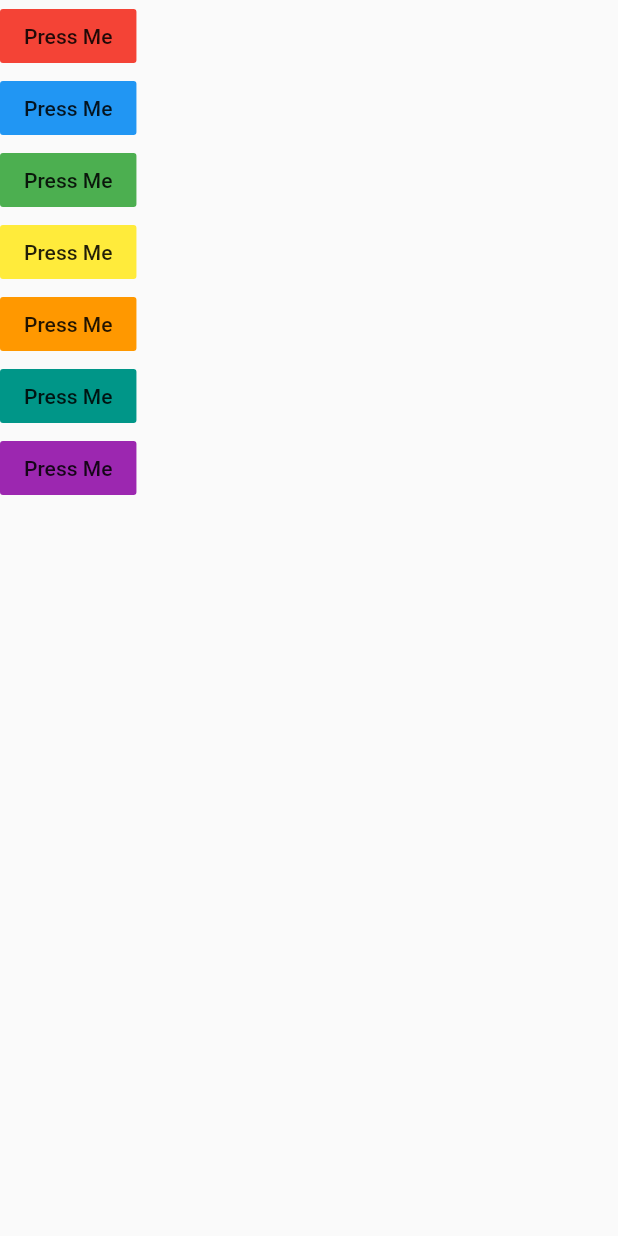
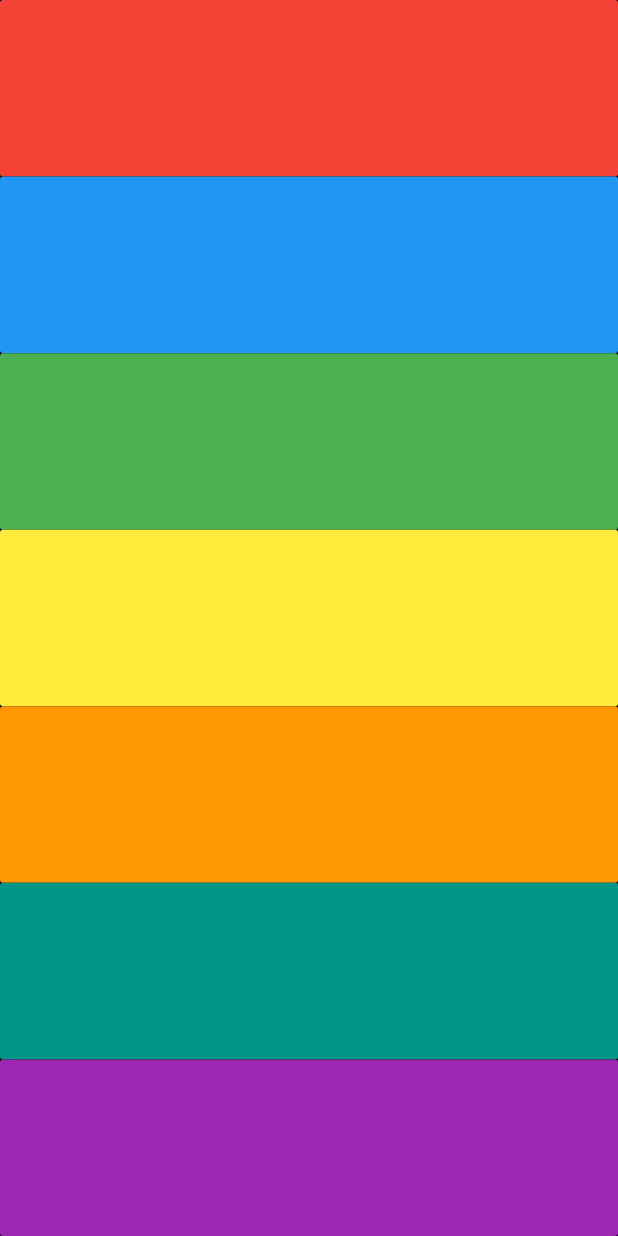
Before and after one commit to PaulDudsdeemaytha/xylophone-flutter, a Flutter app: the screen it shows after launch, on a phone screen of 412 x 824 dp. Run offline on Flutter 3.47's test engine with Material 2 defaults, Android fonts, the phone set to English and light mode, and no system bars; our stand-ins replace audioplayers.

Commit message:
Updated the UI to expand the FlatButton

```diff
--- a/lib/main.dart
+++ b/lib/main.dart
@@ -1,5 +1,6 @@
 import 'package:flutter/material.dart';
 import 'package:audioplayers/audio_cache.dart';
+import 'package:flutter/widgets.dart';
 
 void main() {
   runApp(XylophoneApp());
@@ -15,56 +16,66 @@ class XylophoneApp extends StatelessWidget {
   Widget build(BuildContext context) {
     return MaterialApp(
       home: Scaffold(
+        backgroundColor: Colors.black,
         body: SafeArea(
-          child: Column(children: <Widget>[
-            FlatButton(
+          child: Column(
+              crossAxisAlignment: CrossAxisAlignment.stretch,
+              children: <Widget>[
+                Expanded(
+                  child: FlatButton(
                     color: Colors.red,
                     onPressed: () {
                       playSound(1);
                     },
-              child: Text('Press Me'),
                   ),
-            FlatButton(
+                ),
+                Expanded(
+                  child: FlatButton(
                     color: Colors.blue,
                     onPressed: () {
                       playSound(2);
                     },
-              child: Text('Press Me'),
                   ),
-            FlatButton(
+                ),
+                Expanded(
+                  child: FlatButton(
                     color: Colors.green,
                     onPressed: () {
                       playSound(3);
                     },
-              child: Text('Press Me'),
                   ),
-            FlatButton(
+                ),
+                Expanded(
+                  child: FlatButton(
                     color: Colors.yellow,
                     onPressed: () {
                       playSound(4);
                     },
-              child: Text('Press Me'),
                   ),
-            FlatButton(
+                ),
+                Expanded(
+                  child: FlatButton(
                     color: Colors.orange,
                     onPressed: () {
                       playSound(5);
                     },
-              child: Text('Press Me'),
                   ),
-            FlatButton(
+                ),
+                Expanded(
+                  child: FlatButton(
                     color: Colors.teal,
                     onPressed: () {
                       playSound(6);
                     },
-              child: Text('Press Me'),
                   ),
-            FlatButton(
+                ),
+                Expanded(
+                  child: FlatButton(
                     color: Colors.purple,
                     onPressed: () {
                       playSound(7);
                     },
-              child: Text('Press Me'),
+                  ),
                 ),
               ]),
         ),
```
Lines whose indentation alone changed are shown as unchanged.
